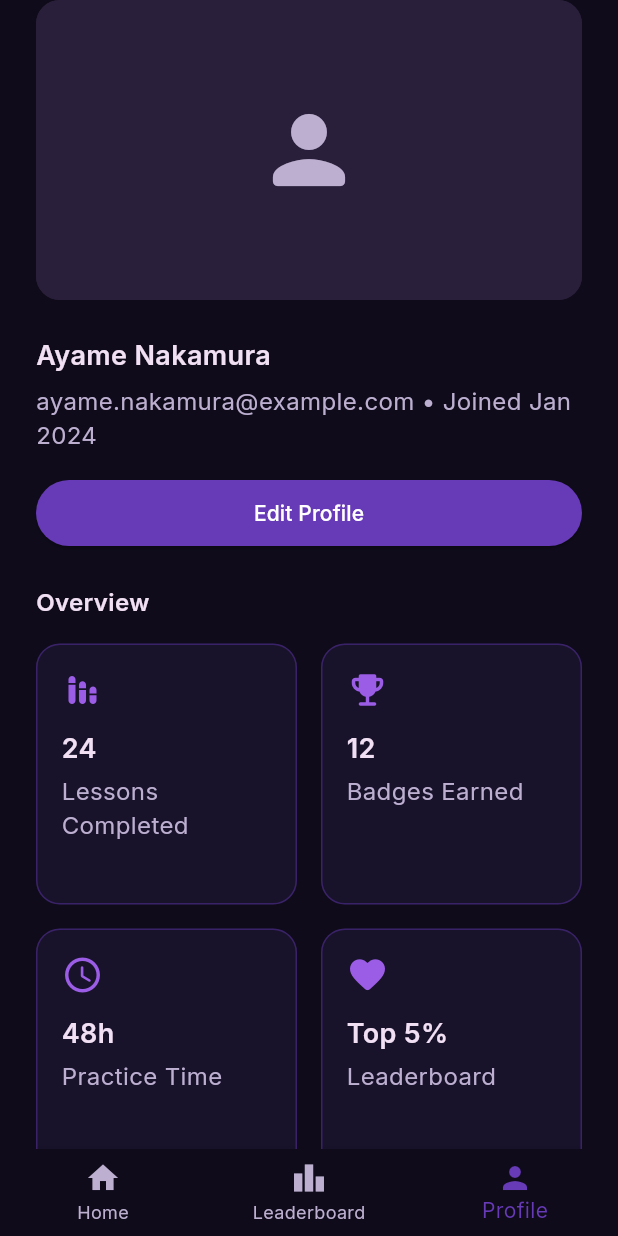
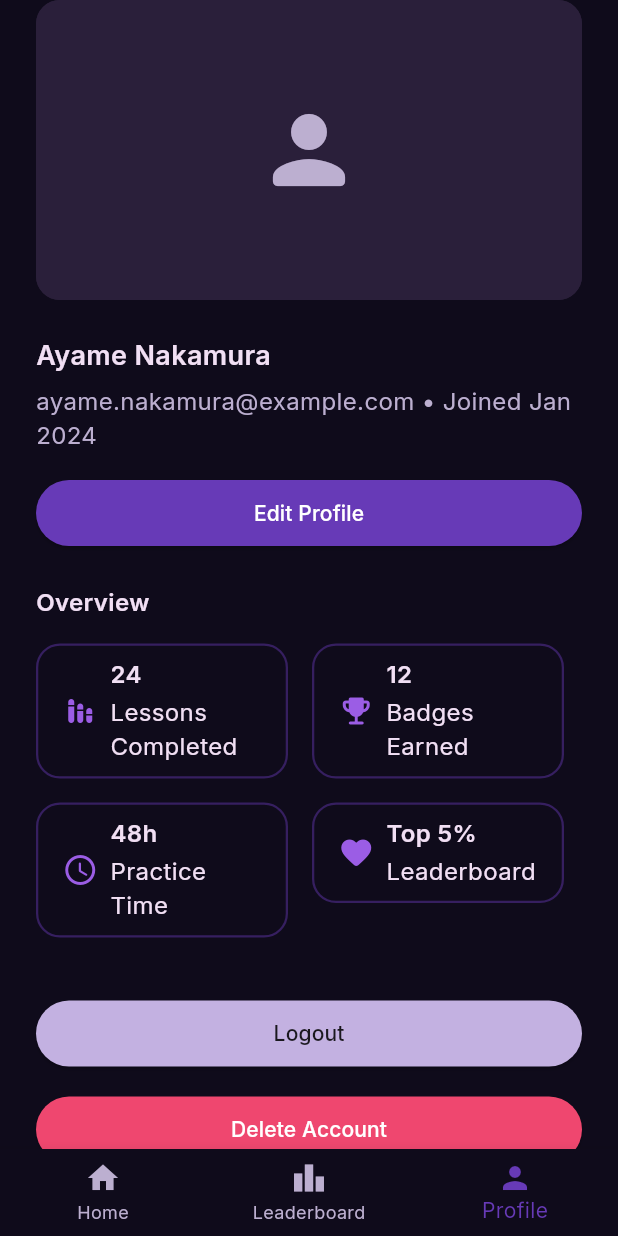
Before and after one commit to EzraArya/SIBI-Quest, a Flutter app: the ProfilePage screen opened by its route, on a phone screen of 412 x 824 dp. Run offline on Flutter 3.47's test engine with Material 3 defaults, Android fonts, the phone set to English and light mode, and no system bars; our stand-ins replace camera, go_router, permission_handler, smooth_page_indicator; missing offline and left inert: tflite_flutter.

Commit message:
Update profile_page.dart

```diff
--- a/lib/features/profile/presentation/pages/profile_page.dart
+++ b/lib/features/profile/presentation/pages/profile_page.dart
@@ -5,7 +5,9 @@ import 'package:sibi_quest/features/profile/profile_router.dart';
 import 'package:sibi_quest/shared/tokens/colors.dart';
 import 'package:sibi_quest/shared/widgets/action_button.dart';
 import 'package:sibi_quest/shared/widgets/app_alert.dart';
+import 'package:sibi_quest/shared/widgets/app_system_icon.dart';
 import 'package:sibi_quest/shared/widgets/custom_text.dart';
+import 'package:sibi_quest/shared/widgets/image_text_box.dart';
 
 class ProfilePage extends StatefulWidget {
   const ProfilePage({super.key});
@@ -225,20 +227,12 @@ class _ProfilePageState extends State<ProfilePage> {
             color: AppColors.text,
           ),
           const SizedBox(height: 16),
-          GridView.builder(
-            shrinkWrap: true,
-            physics: const NeverScrollableScrollPhysics(),
-            itemCount: _overviewItems.length,
-            gridDelegate: const SliverGridDelegateWithFixedCrossAxisCount(
-              crossAxisCount: 2,
-              crossAxisSpacing: 16,
-              mainAxisSpacing: 16,
-              childAspectRatio: 1.0,
-            ),
-            itemBuilder: (context, index) {
-              final item = _overviewItems[index];
-              return _OverviewCard(item: item);
-            },
+          Wrap(
+            spacing: 16,
+            runSpacing: 16,
+            children: _overviewItems
+                .map((item) => _OverviewCard(item: item))
+                .toList(),
           ),
         ],
       ),
@@ -306,37 +300,28 @@ class _OverviewCard extends StatelessWidget {
 
   @override
   Widget build(BuildContext context) {
-    return Container(
-      decoration: BoxDecoration(
-        color: AppColors.textbox,
-        borderRadius: BorderRadius.circular(16),
-        border: Border.all(color: AppColors.line.withValues(alpha: 0.5)),
-      ),
-      padding: const EdgeInsets.all(16),
-      child: Column(
-        crossAxisAlignment: CrossAxisAlignment.start,
-        children: [
-          Icon(item.icon, color: AppColors.accent, size: 28),
-          const SizedBox(height: 12),
-          CustomText(
-            text: item.value,
-            type: CustomTextType.title,
-            color: AppColors.text,
-          ),
-          const SizedBox(height: 4),
-          Expanded(
-            child: Align(
-              alignment: Alignment.topLeft,
-              child: CustomText(
-                text: item.label,
-                type: CustomTextType.body,
-                color: AppColors.placeholder,
-                maxLines: 2,
-                overflow: TextOverflow.ellipsis,
-              ),
-            ),
-          ),
-        ],
+    return ConstrainedBox(
+      constraints: const BoxConstraints(minHeight: 64, maxWidth: 168),
+      child: ImageTextBox(
+        icon: AppSystemIcon(
+          icon: item.icon,
+          width: 24,
+          height: 24,
+          color: AppColors.accent,
+        ),
+        title: item.value,
+        description: item.label,
+        padding: const EdgeInsets.symmetric(horizontal: 16, vertical: 8),
+        spacing: 12,
+        borderColor: AppColors.line.withValues(alpha: 0.5),
+        borderRadius: 16,
+        borderWidth: 1.5,
+        backgroundColor: AppColors.textbox,
+        titleColor: AppColors.text,
+        descriptionColor: AppColors.placeholder,
+        titleType: CustomTextType.bodyBold,
+        descriptionType: CustomTextType.body,
+        descriptionMaxLines: 3,
       ),
     );
   }
```
